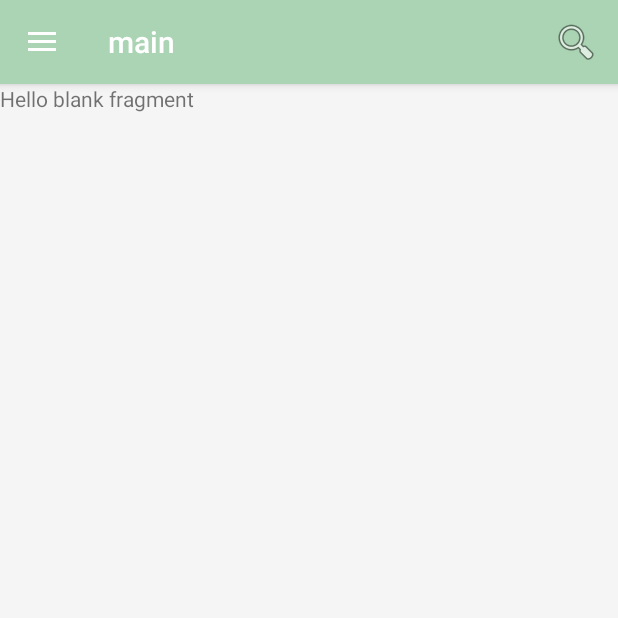
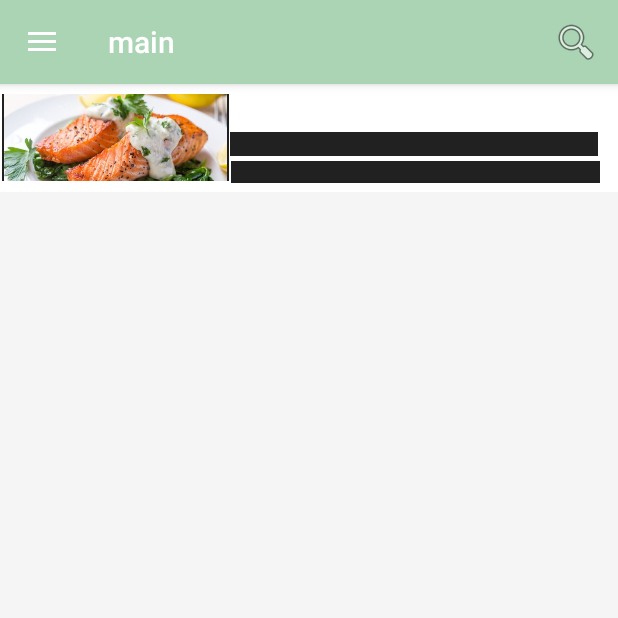
Before and after one commit to MinSukKim/CooKingRecipe, an Android app: the screen it shows after launch once a user with an empty profile is signed in (main), in the side drawer, after a tap on "MyRecipe", on a phone screen of 412 x 824 dp, the top half of it. Run offline under Robolectric (Android 15) with nearby library versions, the phone set to English and light mode, and no system bars; our stand-ins replace Firebase (no records; nobody signed in at launch, a user with empty details on screens opened directly); libraries missing offline, so code that uses them is left out: com.firebase.ui; pictures from the network do not load.

Commit message:
recipe_side

```diff
--- a/app/build.gradle
+++ b/app/build.gradle
@@ -32,12 +32,13 @@ dependencies {
     implementation 'com.google.firebase:firebase-auth:16.0.3'
     implementation 'com.google.android.gms:play-services-auth:16.0.0'
     implementation 'com.google.firebase:firebase-database:15.0.0'
-    implementation 'com.google.firebase:firebase-firestore:16.0.0'
     implementation 'com.android.support:mediarouter-v7:28.0.0'
     implementation 'com.android.support:appcompat-v7:28.0.0'
     implementation 'com.android.support:cardview-v7:28.0.0'
+    implementation 'com.google.firebase:firebase-firestore:16.0.0'
     implementation 'com.firebaseui:firebase-ui-storage:4.1.0'
-
+    implementation 'com.github.bumptech.glide:glide:4.8.0'
+    annotationProcessor 'com.github.bumptech.glide:compiler:4.8.0'
 }
 
 apply plugin: 'com.google.gms.google-services'
--- a/app/src/main/java/com/example/girln/recipeapp/Login.java
+++ b/app/src/main/java/com/example/girln/recipeapp/Login.java
@@ -47,7 +47,7 @@ public class Login extends AppCompatActivity {
         setContentView(R.layout.activity_login);
 
         G_button = (SignInButton) findViewById(R.id.googleBtn);
-//        Guest = (Button) findViewById(R.id.Guest);
+//      Guest = (Button) findViewById(R.id.Guest);
 
         mAuth = FirebaseAuth.getInstance();
 
--- a/app/src/main/java/com/example/girln/recipeapp/basic.java
+++ b/app/src/main/java/com/example/girln/recipeapp/basic.java
@@ -1,15 +1,15 @@
 package com.example.girln.recipeapp;
 
-import android.content.Context;
+
 import android.net.Uri;
 import android.os.Bundle;
+
 import android.support.v4.app.Fragment;
-import android.support.v7.widget.CardView;
 import android.view.LayoutInflater;
 import android.view.View;
 import android.view.ViewGroup;
 import android.widget.ImageView;
-import android.widget.TextView;
+import android.widget.Toast;
 
 import com.google.firebase.storage.FirebaseStorage;
 import com.google.firebase.storage.StorageReference;
@@ -28,6 +28,9 @@ public class basic extends Fragment {
     // the fragment initialization parameters, e.g. ARG_ITEM_NUMBER
     private static final String ARG_PARAM1 = "param1";
     private static final String ARG_PARAM2 = "param2";
+
+
+    private String storage_ref;
 
     // TODO: Rename and change types of parameters
     private String mParam1;
@@ -65,17 +68,43 @@ public class basic extends Fragment {
             mParam2 = getArguments().getString(ARG_PARAM2);
         }
 
+
     }
+
 
     @Override
     public View onCreateView(LayoutInflater inflater, ViewGroup container, Bundle savedInstanceState) {
         // Inflate the layout for this fragment
-//        return inflater.inflate(R.layout.fragment_basic, container, false);
+        View view = inflater.inflate(R.layout.fragment_basic, container, false);
+
+        ImageView simple = (ImageView) view.findViewById(R.id.simple);
+        ImageView recent = (ImageView) view.findViewById(R.id.recent);
+        ImageView popular = (ImageView) view.findViewById(R.id.popular);
+        ImageView recommend = (ImageView) view.findViewById(R.id.recommend);
+
+        StorageReference ref = FirebaseStorage.getInstance().getReference("recommend.JPG");
+
+        GlideApp.with(this)
+                .load(ref)
+                .into(simple);
+
+        GlideApp.with(this)
+                .load(ref)
+                .into(recent);
+
+        GlideApp.with(this)
+                .load(ref)
+                .into(recommend);
+
+        GlideApp.with(this)
+                .load(ref)
+                .into(popular);
+
+
+        return view;
 
     }
-    public cardholder(){
 
-    }
 
 
     // TODO: Rename method, update argument and hook method into UI event
--- a/app/src/main/java/com/example/girln/recipeapp/main.java
+++ b/app/src/main/java/com/example/girln/recipeapp/main.java
@@ -1,5 +1,6 @@
 package com.example.girln.recipeapp;
 
+import android.content.Context;
 import android.content.Intent;
 import android.os.Bundle;
 import android.support.design.widget.FloatingActionButton;
@@ -15,12 +16,18 @@ import android.support.v7.app.AppCompatActivity;
 import android.support.v7.widget.Toolbar;
 import android.view.Menu;
 import android.view.MenuItem;
+import android.widget.ImageView;
 import android.widget.TextView;
 import android.widget.Toast;
 
+import com.firebase.ui.storage.images.FirebaseImageLoader;
 import com.google.firebase.auth.FirebaseAuth;
 import com.google.firebase.auth.FirebaseUser;
 import com.google.firebase.auth.UserInfo;
+import com.google.firebase.storage.FirebaseStorage;
+import com.google.firebase.storage.StorageReference;
+
+import java.io.InputStream;
 
 public class main extends AppCompatActivity
         implements NavigationView.OnNavigationItemSelectedListener {
@@ -59,6 +66,7 @@ public class main extends AppCompatActivity
         transaction.addToBackStack(null);
         transaction.commit();
 
+        Toast.makeText(main.this,"hmm",Toast.LENGTH_SHORT).show();
 //        View header = navigationView.getHeaderView(0);
 //
 //        TextView s_name = (TextView)header.findViewById(R.id.name);
@@ -148,4 +156,5 @@ public class main extends AppCompatActivity
         return true;
 
     }
+
 }
--- a/app/src/main/res/layout/fragment_my_recipe.xml
+++ b/app/src/main/res/layout/fragment_my_recipe.xml
@@ -6,9 +6,69 @@
     tools:context="com.example.girln.recipeapp.myRecipe">
 
     <!-- TODO: Update blank fragment layout -->
-    <TextView
+    <RelativeLayout xmlns:android="http://schemas.android.com/apk/res/android"
+
         android:layout_width="match_parent"
-        android:layout_height="match_parent"
-        android:text="@string/hello_blank_fragment" />
+        android:layout_height="72dp"
+        android:background="#ffffff"
+        android:orientation="vertical">
+
+        <ImageView
+            android:id="@+id/itemPic"
+            android:layout_width="151dp"
+            android:layout_height="58dp"
+            android:layout_centerVertical="true"
+            android:layout_marginStart="1dp"
+            android:background="@color/browser_actions_text_color"
+            android:src="@drawable/recommend" />
+
+        <TextView
+            android:id="@+id/itemName"
+            android:layout_width="wrap_content"
+            android:layout_height="20dp"
+            android:layout_alignParentStart="true"
+            android:layout_alignParentTop="true"
+            android:layout_alignParentEnd="true"
+            android:layout_alignParentBottom="true"
+            android:layout_marginStart="152dp"
+            android:layout_marginTop="10dp"
+            android:layout_marginEnd="14dp"
+            android:layout_marginBottom="45dp"
+            android:textSize="12sp"
+            tools:background="@color/browser_actions_text_color" />
+
+        <TextView
+            android:id="@+id/itemtags"
+            android:layout_width="wrap_content"
+            android:layout_height="16dp"
+            android:layout_alignParentStart="true"
+            android:layout_alignParentTop="true"
+            android:layout_alignParentEnd="true"
+            android:layout_alignParentBottom="true"
+            android:layout_marginStart="154dp"
+            android:layout_marginTop="51dp"
+            android:layout_marginEnd="12dp"
+            android:layout_marginBottom="6dp"
+            android:background="@color/browser_actions_text_color"
+            android:textSize="12sp" />
+
+        <TextView
+            android:id="@+id/itemrate"
+            android:layout_width="wrap_content"
+            android:layout_height="16dp"
+            android:layout_alignParentStart="true"
+            android:layout_alignParentTop="true"
+            android:layout_alignParentEnd="true"
+            android:layout_alignParentBottom="true"
+            android:layout_marginStart="153dp"
+            android:layout_marginTop="32dp"
+            android:layout_marginEnd="13dp"
+            android:layout_marginBottom="24dp"
+            android:background="@color/browser_actions_text_color"
+            android:textSize="12sp" />
+
+    </RelativeLayout>
+
+
 
 </FrameLayout>
```
Also changed, not shown: app/src/main/java/com/example/girln/recipeapp/myRecipe.java (+6 -6 lines), app/src/main/res/layout/fragment_basic.xml (+26 -76 lines).
